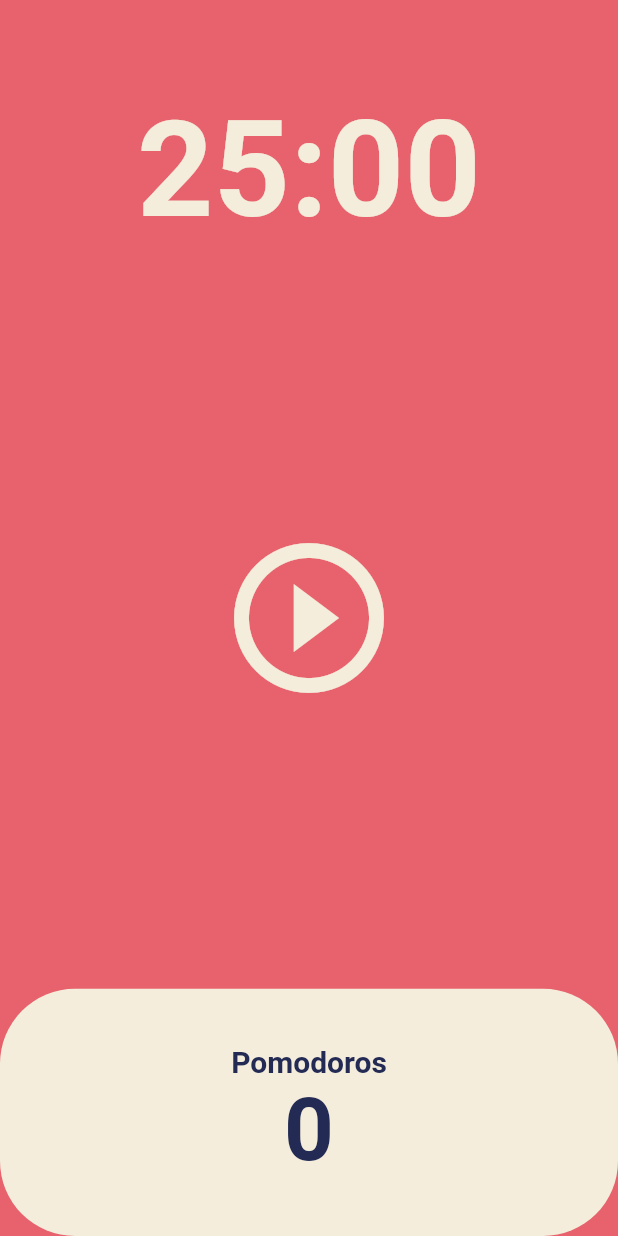
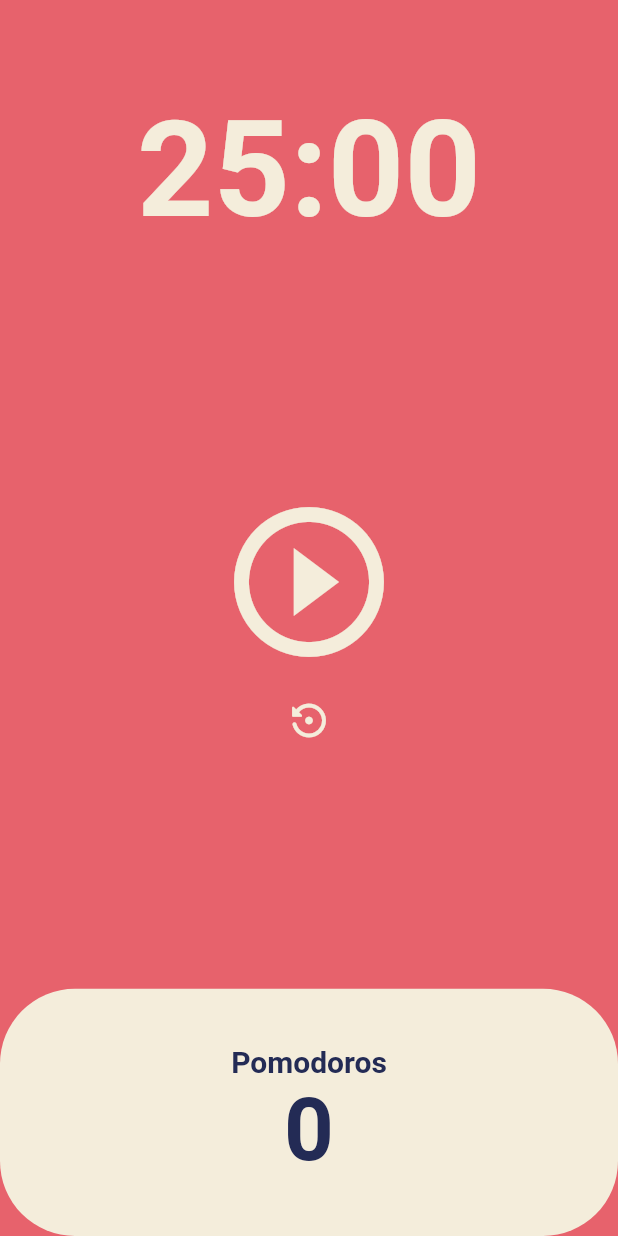
Before and after one commit to itavita08/Pomodoro, a Flutter app: the screen it shows after launch, on a phone screen of 412 x 824 dp. Run offline on Flutter 3.47's test engine with Material 2 defaults, Android fonts, the phone set to English and light mode, and no system bars.

Commit message:
restart 버튼

```diff
--- a/lib/screens/home_screen.dart
+++ b/lib/screens/home_screen.dart
@@ -48,6 +48,14 @@ class _HomeScreenState extends State<HomeScreen> {
     });
   }
 
+  void onReset() {
+    timer.cancel();
+    setState(() {
+      isRunning = false;
+      totalSecond = twentyFiveMinutes;
+    });
+  }
+
   String format(int seconds) {
     var duration = Duration(seconds: seconds);
     return duration.toString().split(".")[0].substring(2);
@@ -75,7 +83,10 @@ class _HomeScreenState extends State<HomeScreen> {
           ),
           Flexible(
             flex: 3,
-            child: Center(
+            child: Column(
+              mainAxisAlignment: MainAxisAlignment.center,
+              children: [
+                Center(
                   child: IconButton(
                     iconSize: 120,
                     color: Theme.of(context).cardColor,
@@ -86,6 +97,16 @@ class _HomeScreenState extends State<HomeScreen> {
                           : Icons.play_circle_outline,
                     ),
                   ),
+                ),
+                Center(
+                  child: IconButton(
+                    iconSize: 30,
+                    color: Theme.of(context).cardColor,
+                    onPressed: onReset,
+                    icon: const Icon(Icons.settings_backup_restore_rounded),
+                  ),
+                ),
+              ],
             ),
           ),
           Flexible(
```
Lines whose indentation alone changed are shown as unchanged.
